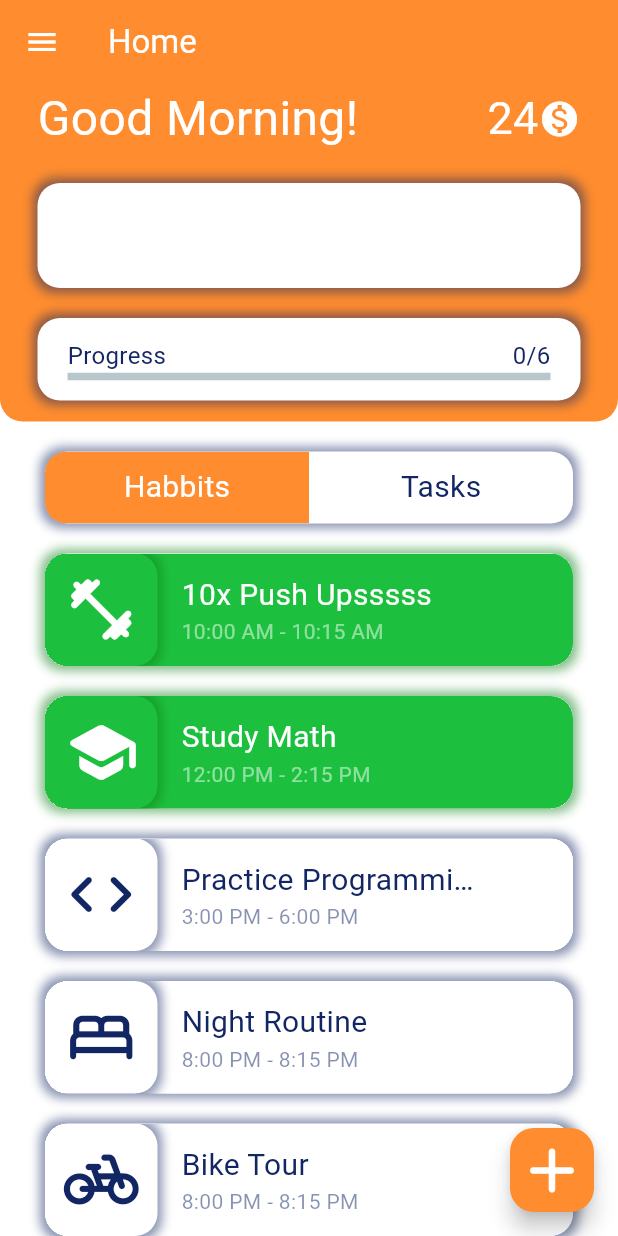
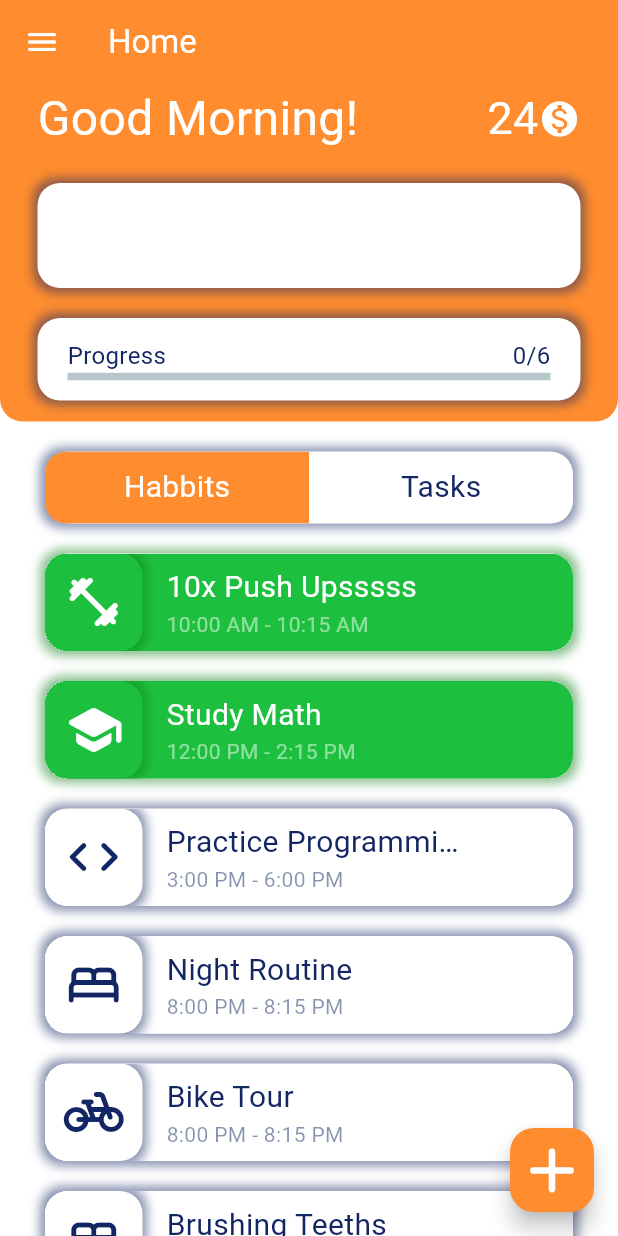
Before and after one commit to YilmazBatal/Habbitty-App, a Flutter app: the HomePage screen opened directly, on a phone screen of 412 x 824 dp. Run offline on Flutter 3.47's test engine with Material 3 defaults, Android fonts, the phone set to English and light mode, and no system bars; drawn by our look-alikes of flutter_slidable, percent_indicator; our stand-ins replace flutter_heatmap_calendar, google_fonts, shared_preferences; missing offline and left inert: textfield_tags; accounts and stored records are empty; Roboto replaces fonts that are missing (Sniglet).

Commit message:
Size Changes on Activity Tiles

```diff
--- a/lib/Components/habittile.dart
+++ b/lib/Components/habittile.dart
@@ -1,4 +1,4 @@
-// ignore_for_file: non_constant_identifier_names
+// ignore_for_file: non_constant_identifier_names, unused_import
 
 import 'package:flutter/material.dart';
 import 'package:flutter_slidable/flutter_slidable.dart';
@@ -27,8 +27,31 @@ class HabitTile extends StatefulWidget {
   @override
   State<HabitTile> createState() => _HabitTileState();
 }
+class _HabitTileState extends State<HabitTile> {
+  // @override
+  // void initState() {
+  //   loadData();
+  //   super.initState();
+  // }
 
-class _HabitTileState extends State<HabitTile> {
+  // void loadData() async {
+  //   final SharedPreferences prefs = await SharedPreferences.getInstance();
+  //   setState(() {
+  //     prefs.getInt("done");
+  //   });
+  // }
+
+  // void updateData() async {
+  //   final SharedPreferences prefs = await SharedPreferences.getInstance();
+  //   // final updateData = {
+  //   //   'id': HabitTile(
+  //   //     this.ID: ,
+  //   //   ),
+  //   // }
+  //   setState(() {
+  //     prefs.setInt("done", 5);
+  //   });
+  // }
 
   @override
   Widget build(BuildContext context) {
@@ -54,7 +77,7 @@ class _HabitTileState extends State<HabitTile> {
           Expanded(
             child: Container(
               clipBehavior: Clip.hardEdge,
-              height: 75,
+              height: 65,
               decoration: BoxDecoration(
                 color: Colors.white,
                 borderRadius: BorderRadius.circular(15),
@@ -69,6 +92,9 @@ class _HabitTileState extends State<HabitTile> {
                     SlidableAction(
                       onPressed:(context) {
                         completed++;
+                        setState(() {
+                          // final int? completed = prefs.getInt('progressData');
+                        });
                         // isDone = true;
                         // saveMyHabit();
                         // Navigator.of(context).push(MaterialPageRoute(builder: (context) => const HomePage()));
@@ -100,7 +126,7 @@ class _HabitTileState extends State<HabitTile> {
                   ]
                 ),
                 child: Container(
-                  height: 75,
+                  height: 65,
                   decoration: BoxDecoration(
                     borderRadius: BorderRadius.circular(15),
                     color: itemBgColor,
@@ -110,8 +136,8 @@ class _HabitTileState extends State<HabitTile> {
                       Column(
                         children: [
                           Container(
-                            width: 75,
-                            height: 75,
+                            width: 65,
+                            height: 65,
                             decoration: BoxDecoration(
                               borderRadius: const BorderRadius.only(
                                 bottomRight: Radius.circular(15),
@@ -122,7 +148,7 @@ class _HabitTileState extends State<HabitTile> {
                             ),
                             child: Icon(
                               widget.itemIcon,
-                              size: 50,
+                              size: 40,
                               color: itemColor
                             )
                           )
@@ -149,6 +175,4 @@ class _HabitTileState extends State<HabitTile> {
       ),
     );
   }
-
-
 }
```
